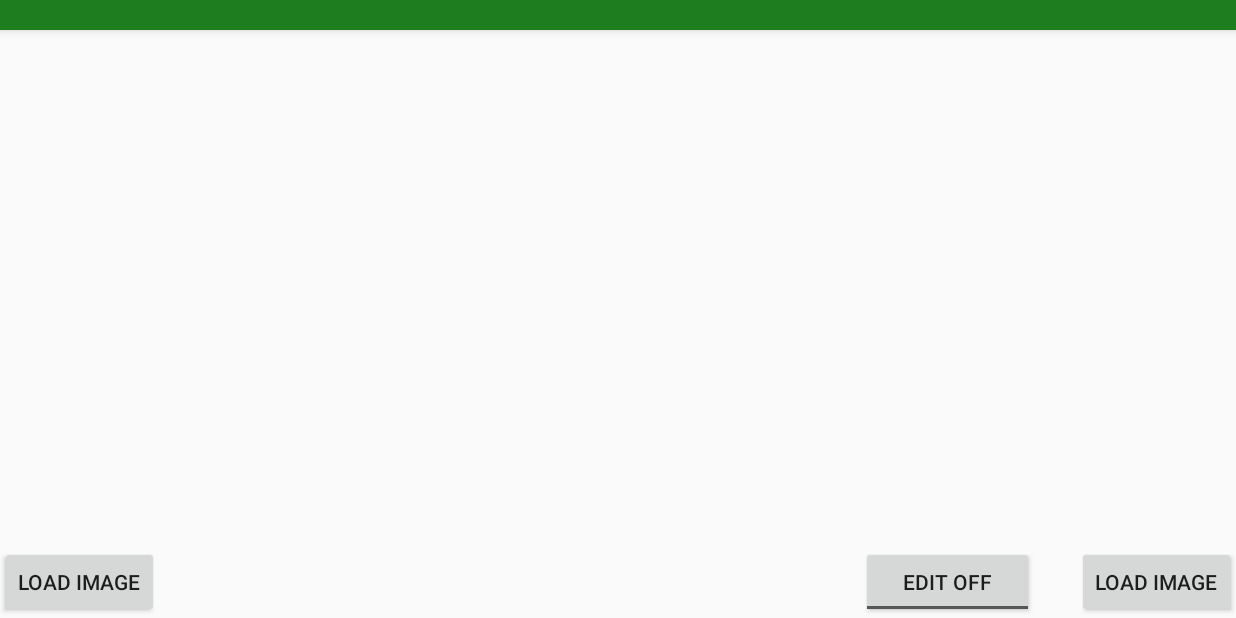
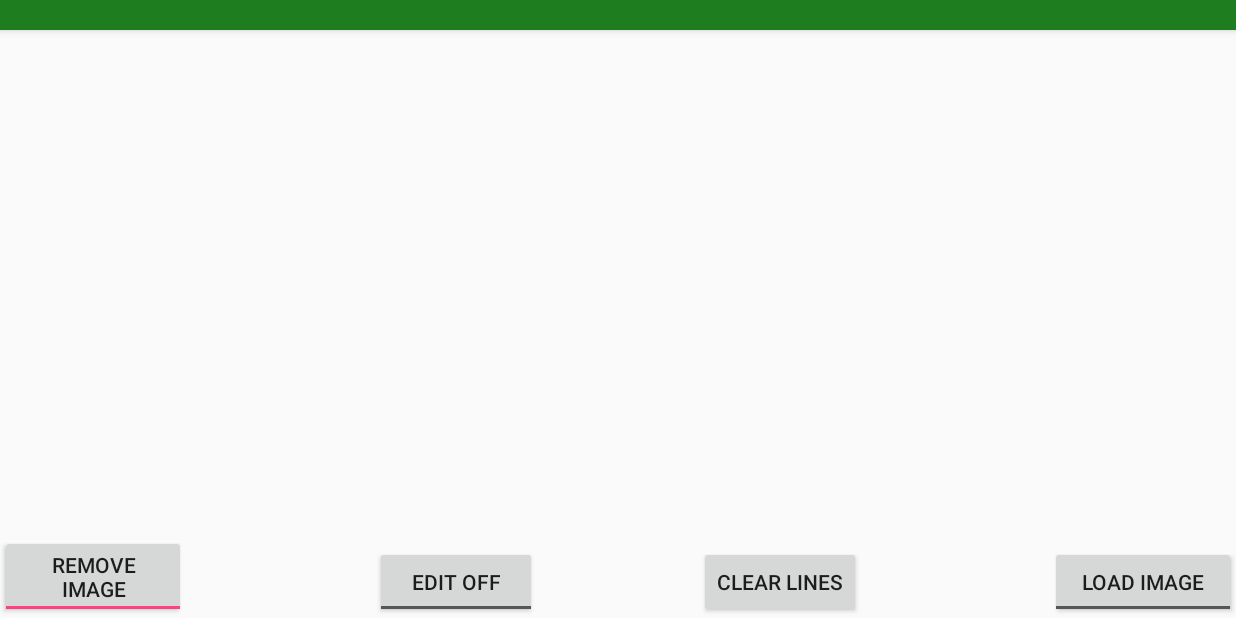
Before and after one commit to slamsquanch/Morph-Warp-App, an Android app: the screen it shows after launch (MainActivity), after a tap on "LOAD IMAGE", on a phone screen of 824 x 412 dp (held sideways). Run offline under Robolectric (Android 15) with nearby library versions, the phone set to English and light mode, and no system bars.

Commit message:
Milestone 1 Update.  Cleaned up unneeded methods.  Improved GUI Buttons

```diff
--- /dev/null
+++ b/app/src/main/res/layout-land/activity_main.xml
@@ -0,0 +1,101 @@
+<?xml version="1.0" encoding="utf-8"?>
+<android.support.design.widget.CoordinatorLayout xmlns:android="http://schemas.android.com/apk/res/android"
+    xmlns:app="http://schemas.android.com/apk/res-auto"
+    xmlns:tools="http://schemas.android.com/tools"
+    android:layout_width="match_parent"
+    android:layout_height="match_parent"
+    android:orientation="horizontal" >
+
+
+    <android.support.design.widget.AppBarLayout
+        android:layout_width="match_parent"
+        android:layout_height="wrap_content"
+        android:theme="@style/AppTheme.AppBarOverlay">
+
+        <android.support.v7.widget.Toolbar
+            android:id="@+id/toolbar"
+            android:layout_width="match_parent"
+            android:layout_height="20dp"
+            android:background="?attr/colorPrimary"
+            app:popupTheme="@style/AppTheme.PopupOverlay" />
+
+    </android.support.design.widget.AppBarLayout>
+
+    <include layout="@layout/content_main"
+        android:id="@+id/include"/>
+
+
+
+
+    <ImageView
+        android:layout_width="500dp"
+        android:layout_height="500dp"
+        android:layout_gravity="left"
+        android:scaleType="fitXY"
+        android:id="@+id/imageViewLeft"
+        tools:ignore="ContentDescription,RtlHardcoded" />
+
+    <ImageView
+        android:layout_width="500dp"
+        android:layout_height="500dp"
+        android:layout_gravity="right"
+        android:scaleType="fitXY"
+        android:id="@+id/imageViewRight"
+        android:contentDescription=""
+        tools:ignore="ContentDescription,RtlHardcoded" />
+
+
+    <ToggleButton
+        android:text="@string/load_img_left"
+        android:layout_width="124dp"
+        android:layout_height="wrap_content"
+        android:id="@+id/toggleLeftImg"
+        android:onClick="leftImgToggle"
+        android:textOff="@string/load_image"
+        android:textOn="@string/remove_image"
+        android:checked="false"
+        app:layout_anchor="@+id/imageViewLeft"
+        app:layout_anchorGravity="bottom|left"
+        android:layout_gravity="top|right"
+        tools:ignore="RtlHardcoded" />
+
+    <ToggleButton
+        android:text="@string/load_img_right"
+        android:layout_height="wrap_content"
+        android:id="@+id/imgLoadRight"
+        android:onClick="rightImgToggle"
+        android:layout_gravity="top|left"
+        android:layout_width="124dp"
+        android:textOff="@string/load_image"
+        android:textOn="@string/remove_image"
+        android:checked="false"
+        app:layout_anchor="@+id/imageViewRight"
+        app:layout_anchorGravity="bottom|right"
+        tools:ignore="RtlHardcoded" />
+
+    <ToggleButton
+        android:text="@string/edit_mode"
+        android:layout_width="108dp"
+        android:layout_height="wrap_content"
+        android:id="@+id/editButton"
+        android:onClick="toggleEditOnOff"
+        android:textOff="@string/edit_off"
+        android:textOn="@string/edit_on"
+        tools:ignore="RtlHardcoded"
+        android:layout_gravity="top|right"
+        app:layout_anchorGravity="bottom|center_horizontal"
+        app:layout_anchor="@+id/imageViewLeft" />
+
+    <Button
+        android:text="Clear Lines"
+        android:layout_width="wrap_content"
+        android:layout_height="wrap_content"
+        android:id="@+id/clearLinesButton"
+        android:onClick="removeLines"
+        android:layout_gravity="top|left"
+        tools:ignore="HardcodedText,RtlHardcoded"
+        app:layout_anchor="@+id/imageViewRight"
+        app:layout_anchorGravity="bottom|center_horizontal" />
+
+
+</android.support.design.widget.CoordinatorLayout>
--- a/app/src/main/res/values/strings.xml
+++ b/app/src/main/res/values/strings.xml
@@ -7,4 +7,7 @@
     <string name="edit_mode">Edit Mode</string>
     <string name="edit_off">Edit Off</string>
     <string name="edit_on">Edit On</string>
+    <string name="remove_image">Remove Image</string>
+    <string name="load_img_right">Load Img Right</string>
+    <string name="load_img_left">Load Img Left</string>
 </resources>
```
Also changed, not shown: app/src/main/java/com/example/zac/project1/MainActivity.java (+79 -110 lines).
